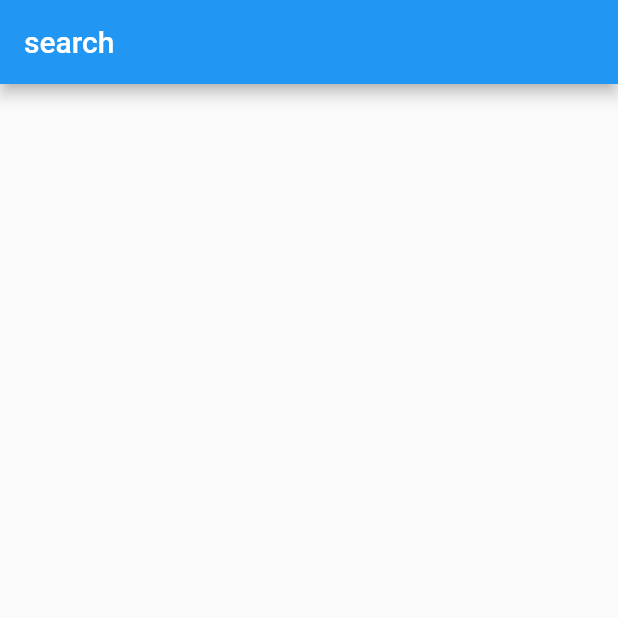
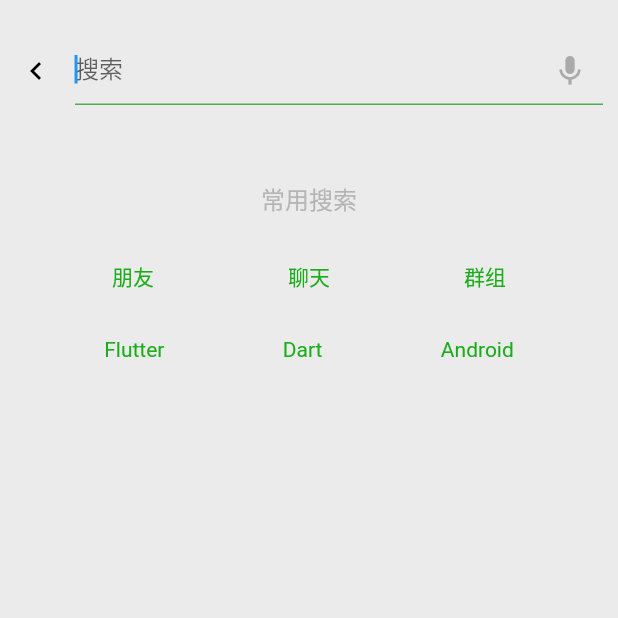
Before and after one commit to leeGYPlus/flutter_book_practice, a Flutter app: the screen it shows after launch, after a tap on the "search" icon, on a phone screen of 412 x 824 dp, the top half of it. Run offline on Flutter 3.47's test engine with Material 2 defaults, Android fonts, the phone set to English and light mode, and no system bars; missing offline and left inert: flutter_webview_plugin.

Commit message:
search page

```diff
--- a/lib/common/touch_callback.dart
+++ b/lib/common/touch_callback.dart
@@ -0,0 +1,46 @@
+import 'package:flutter/material.dart';
+
+class TouchCallBack extends StatefulWidget {
+  final Widget child;
+  final VoidCallback onPressed;
+  final Color background;
+  final bool isFeed;
+
+  TouchCallBack(
+      {Key key,
+      @required this.child,
+      @required this.onPressed,
+      this.background: const Color(0xffd8d8),
+      this.isFeed})
+      : super(key: key);
+
+  @override
+  _TouchCallBackState createState() => _TouchCallBackState();
+}
+
+class _TouchCallBackState extends State<TouchCallBack> {
+  Color color = Colors.transparent;
+
+  @override
+  Widget build(BuildContext context) {
+    return GestureDetector(
+      // 使用 Container 包裹 child
+      child: Container(
+        color: color,
+        child: widget.child,
+      ),
+      onTap: widget.onPressed,
+      onPanDown: (_) {
+        if (widget.isFeed == false) return;
+        setState(() {
+          color = widget.background;
+        });
+      },
+      onPanCancel: (){
+        setState(() {
+          color = color;
+        });
+      },
+    );
+  }
+}
--- a/lib/search.dart
+++ b/lib/search.dart
@@ -1,15 +1,126 @@
 import 'package:flutter/material.dart';
+import './common/touch_callback.dart';
 
-class Search extends StatelessWidget{
+class Search extends StatefulWidget {
+  @override
+  _SearchState createState() => _SearchState();
+}
+
+class _SearchState extends State<Search> {
+  FocusNode focusNode = new FocusNode();
+
+  _requestFocus() {
+    FocusScope.of(context).requestFocus(focusNode);
+    return focusNode;
+  }
+
+  _getText(String text) {
+    return TouchCallBack(
+      isFeed: false,
+      onPressed: () {
+        print('pressed');
+      },
+      child: Text(
+        text,
+        style: TextStyle(fontSize: 14.0, color: Color(0xff1aad19)),
+      ),
+    );
+  }
+
   @override
   Widget build(BuildContext context) {
-    return new MaterialApp(
-      home: new Scaffold(
-        appBar: AppBar(
-          title: Text("search"),
+    return Scaffold(
+      body: Container(
+        margin: const EdgeInsets.only(top: 25.0),
+        child: Column(
+          crossAxisAlignment: CrossAxisAlignment.center,
+          children: <Widget>[
+            Stack(
+              children: <Widget>[
+                TouchCallBack(
+                  isFeed: false,
+                  onPressed: () {
+                    // 通过路由返回上一页
+                    Navigator.pop(context);
+                  },
+                  child: Container(
+                    height: 45.0,
+                    margin: EdgeInsets.only(left: 12.0, right: 12.0),
+                    child: Icon(
+                      Icons.chevron_left,
+                      color: Colors.black,
+                    ),
+                  ),
+                ),
+                // 搜索框
+                Container(
+                  alignment: Alignment.centerLeft,
+                  height: 45.0,
+                  margin: EdgeInsets.only(left: 50.0, right: 10.0),
+                  //
+                  decoration: BoxDecoration(
+                      border: Border(
+                          bottom: BorderSide(width: 1.0, color: Colors.green))),
+                  child: Row(
+                    crossAxisAlignment: CrossAxisAlignment.center,
+                    children: <Widget>[
+                      // 输入框
+                      Expanded(
+                        child: TextField(
+                          focusNode: _requestFocus(),
+                          style: TextStyle(
+                            color: Colors.black,
+                            fontSize: 16.0,
+                          ),
+                          onChanged: (String text) {},
+                          decoration: InputDecoration(
+                              hintText: "搜索", border: InputBorder.none),
+                        ),
+                      ),
+                      Container(
+                        margin: const EdgeInsets.only(right: 10.0),
+                        child: Icon(
+                          Icons.mic,
+                          color: Color(0xffaaaaaa),
+                        ),
+                      )
+                    ],
+                  ),
+                ),
+              ],
+            ),
+            Container(
+              margin: const EdgeInsets.only(top: 50.0),
+              child: Text(
+                "常用搜索",
+                style: TextStyle(fontSize: 16.0, color: Color(0xffb5b5b5)),
+              ),
+            ),
+            Padding(
+              padding: const EdgeInsets.all(30.0),
+              child: Row(
+                mainAxisAlignment: MainAxisAlignment.spaceAround,
+                children: <Widget>[
+                  _getText("朋友"),
+                  _getText("聊天"),
+                  _getText("群组")
+                ],
+              ),
+            ),
+            Padding(
+              padding: const EdgeInsets.only(left: 30.0, right: 30.0),
+              child: Row(
+                mainAxisAlignment: MainAxisAlignment.spaceAround,
+                children: <Widget>[
+                  _getText("Flutter"),
+                  _getText("Dart"),
+                  _getText("Android"),
+                ],
+              ),
+            )
+          ],
         ),
       ),
     );
   }
-
 }
```
